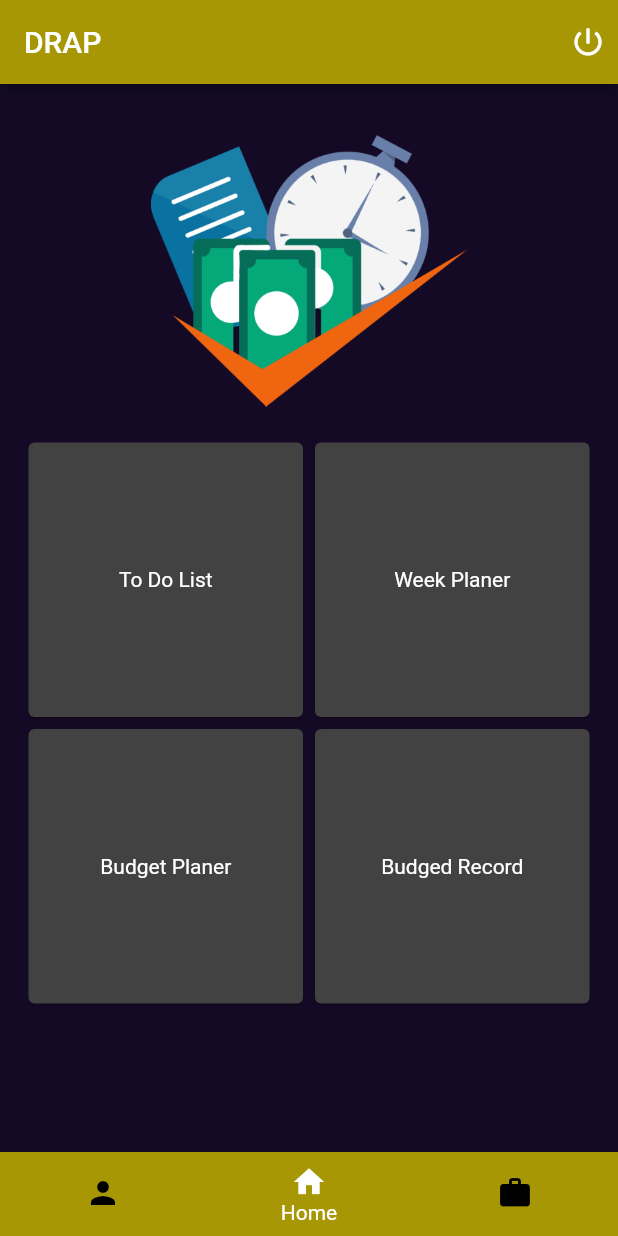
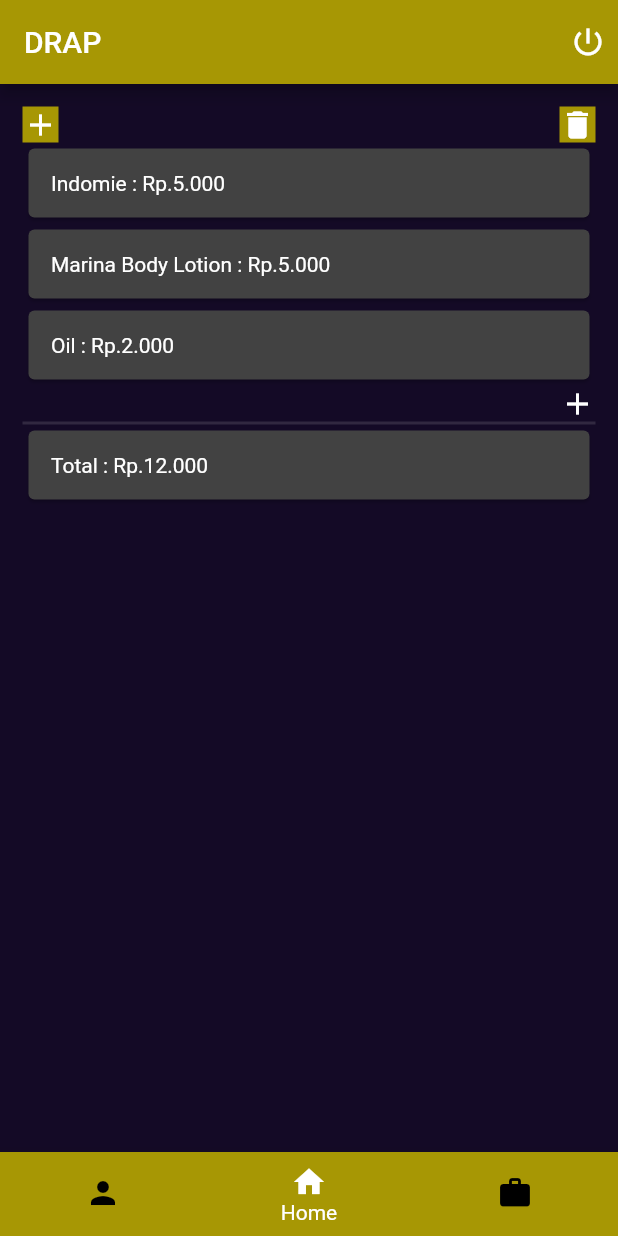
Before and after one commit to cookieats/drap, a Flutter app: the screen it shows after launch, on a phone screen of 412 x 824 dp. Run offline on Flutter 3.47's test engine with Material 2 defaults, Android fonts, the phone set to English and light mode, and no system bars.

Commit message:
Good Night

```diff
--- a/lib/main.dart
+++ b/lib/main.dart
@@ -1,6 +1,8 @@
+import 'package:drap/pages/budget_planner.dart';
 import 'package:drap/pages/login.dart';
 import 'package:drap/pages/menu.dart';
 import 'package:drap/pages/quadran.dart';
+import 'package:drap/pages/record.dart';
 import 'package:drap/pages/sign_in.dart';
 import 'package:drap/pages/welcome.dart';
 import 'package:flutter/material.dart';
@@ -44,7 +46,7 @@ class _MyHomePageState extends State<MyHomePage> {
 
   static final List<Widget> _pages = <Widget>[
     const Login(),
-    const Menu(),
+    Record(),
     Quadran(),
   ];
 
--- a/lib/pages/record.dart
+++ b/lib/pages/record.dart
@@ -0,0 +1,67 @@
+// ignore_for_file: deprecated_member_use
+
+import 'package:flutter/material.dart';
+
+class Record extends StatefulWidget {
+  Record({Key? key}) : super(key: key);
+
+  @override
+  State<Record> createState() => _RecordState();
+}
+
+class _RecordState extends State<Record> {
+  @override
+  Widget build(BuildContext context) {
+    return Container(
+        alignment: Alignment.center,
+        child: ListView(
+          children: [
+            Row(
+              mainAxisAlignment: MainAxisAlignment.spaceBetween,
+              children: [
+                Container(
+                  color: const Color.fromARGB(255, 167, 151, 4),
+                  child: Icon(
+                    Icons.add,
+                  ),
+                ),
+                Container(
+                  color: const Color.fromARGB(255, 167, 151, 4),
+                  child: Icon(
+                    Icons.delete,
+                  ),
+                )
+              ],
+            ),
+            Card(
+                child: Padding(
+              padding: EdgeInsets.all(15),
+              child: Text("Indomie : Rp.5.000"),
+            )),
+            Card(
+                child: Padding(
+              padding: EdgeInsets.all(15),
+              child: Text("Marina Body Lotion : Rp.5.000"),
+            )),
+            Card(
+                child: Padding(
+              padding: EdgeInsets.all(15),
+              child: Text("Oil : Rp.2.000"),
+            )),
+            Container(
+              alignment: Alignment.centerRight,
+              child: Icon(Icons.add),
+            ),
+            Divider(
+              height: 2,
+              thickness: 2,
+            ),
+            Card(
+                child: Padding(
+              padding: EdgeInsets.all(15),
+              child: Text("Total : Rp.12.000"),
+            )),
+          ],
+        ));
+  }
+}
```
Also changed, not shown: lib/pages/budget_planner.dart (+72 -0 lines).
